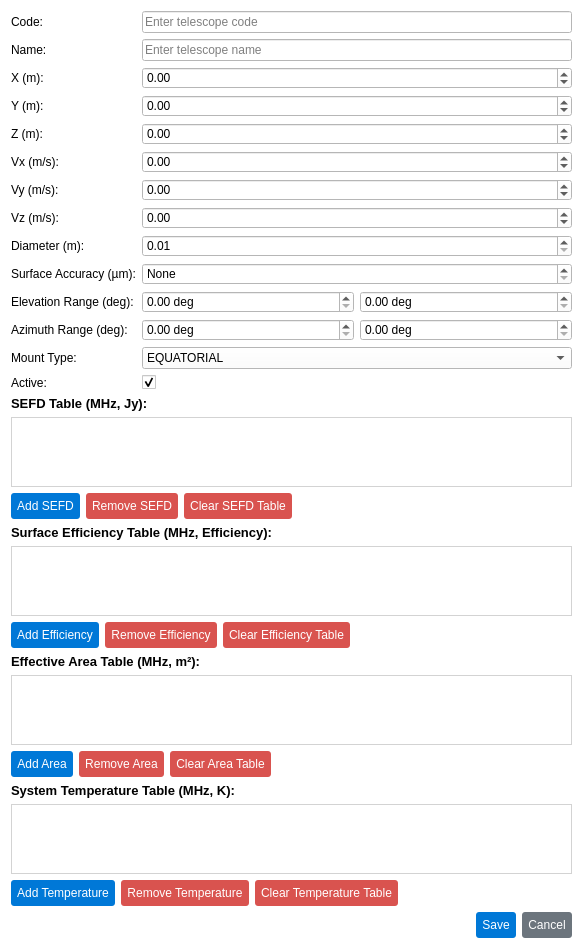
Above: pastrocore/gui_pyside/dialog_editor_telescope.ui from Torward1024/pAstroCORE before the change. Below: the same form after it.
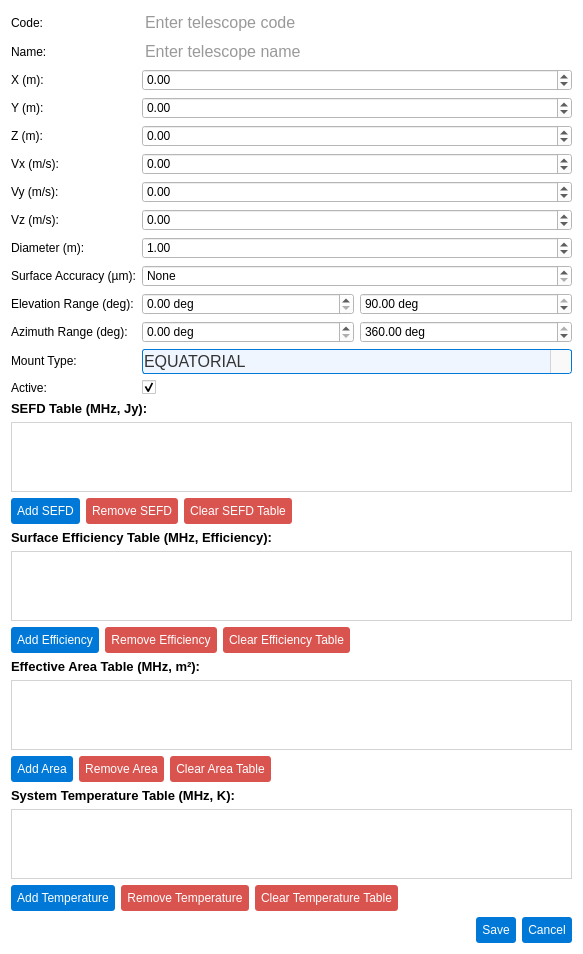
That is the form after the change. Icons and pictures are not drawn.

```diff
--- a/pastrocore/gui_pyside/dialog_editor_telescope.ui
+++ b/pastrocore/gui_pyside/dialog_editor_telescope.ui
@@ -28,6 +28,30 @@
      </item>
      <item row="0" column="1">
       <widget class="QLineEdit" name="codeEdit">
+       <property name="styleSheet">
+        <string notr="true">QLineEdit {
+    font-family: Arial;
+    font-size: 12pt;
+    color: #333333;
+    padding: 1px;
+    border-radius: 3px;
+}
+QLineEdit[readOnly=&quot;true&quot;] {
+    border: 1px solid #d3d3d3;
+    background-color: #f9f9f9;
+}
+QLineEdit[readOnly=&quot;false&quot;] {
+    border: 1px solid #0078d7;
+    background-color: #f0f6ff;
+}
+QLineEdit[readOnly=&quot;false&quot;]:hover {
+    border: 1px solid #1a8cff;
+}
+QLineEdit[readOnly=&quot;false&quot;]:focus {
+    border: 1px solid #005bb5;
+    background-color: #ffffff;
+}</string>
+       </property>
        <property name="placeholderText">
         <string>Enter telescope code</string>
        </property>
@@ -42,6 +66,30 @@
      </item>
      <item row="1" column="1">
       <widget class="QLineEdit" name="nameEdit">
+       <property name="styleSheet">
+        <string notr="true">QLineEdit {
+    font-family: Arial;
+    font-size: 12pt;
+    color: #333333;
+    padding: 1px;
+    border-radius: 3px;
+}
+QLineEdit[readOnly=&quot;true&quot;] {
+    border: 1px solid #d3d3d3;
+    background-color: #f9f9f9;
+}
+QLineEdit[readOnly=&quot;false&quot;] {
+    border: 1px solid #0078d7;
+    background-color: #f0f6ff;
+}
+QLineEdit[readOnly=&quot;false&quot;]:hover {
+    border: 1px solid #1a8cff;
+}
+QLineEdit[readOnly=&quot;false&quot;]:focus {
+    border: 1px solid #005bb5;
+    background-color: #ffffff;
+}</string>
+       </property>
        <property name="placeholderText">
         <string>Enter telescope name</string>
        </property>
@@ -185,6 +233,9 @@
        <property name="maximum">
         <double>1000.000000000000000</double>
        </property>
+       <property name="value">
+        <double>1.000000000000000</double>
+       </property>
       </widget>
      </item>
      <item row="9" column="0">
@@ -249,6 +300,9 @@
          <property name="maximum">
           <double>90.000000000000000</double>
          </property>
+         <property name="value">
+          <double>90.000000000000000</double>
+         </property>
         </widget>
        </item>
       </layout>
@@ -292,6 +346,9 @@
          <property name="maximum">
           <double>360.000000000000000</double>
          </property>
+         <property name="value">
+          <double>360.000000000000000</double>
+         </property>
         </widget>
        </item>
       </layout>
@@ -305,6 +362,89 @@
      </item>
      <item row="12" column="1">
       <widget class="QComboBox" name="mountTypeCombo">
+       <property name="styleSheet">
+        <string notr="true">QComboBox {
+    font-family: Arial;
+    font-size: 12pt;
+    color: #333333;
+    padding: 1px;
+    border-radius: 3px;
+    background-color: #f9f9f9; /* Базовый фон, как у readOnly QLineEdit */
+    border: 1px solid #d3d3d3; /* Базовая граница, как у readOnly QLineEdit */
+}
+
+QComboBox:editable {
+    background-color: #f0f6ff; /* Фон для редактируемого состояния, как у readOnly=&quot;false&quot; */
+    border: 1px solid #0078d7; /* Граница для редактируемого состояния */
+}
+
+QComboBox:editable:hover {
+    border: 1px solid #1a8cff; /* Граница при наведении, как у readOnly=&quot;false&quot;:hover */
+}
+
+QComboBox:editable:focus {
+    border: 1px solid #005bb5; /* Граница при фокусе, как у readOnly=&quot;false&quot;:focus */
+    background-color: #ffffff; /* Фон при фокусе, как у readOnly=&quot;false&quot;:focus */
+}
+
+QComboBox:!editable {
+    background-color: #f0f6ff; /* Фон для редактируемого состояния, как у readOnly=&quot;false&quot; */
+    border: 1px solid #0078d7; /* Граница для редактируемого состояния */
+}
+
+QComboBox:!editable:hover {
+    border: 1px solid #1a8cff; /* Граница при наведении, как у readOnly=&quot;false&quot;:hover */
+}
+
+QComboBox:!editable:focus {
+    border: 1px solid #005bb5; /* Граница при фокусе, как у readOnly=&quot;false&quot;:focus */
+    background-color: #ffffff; /* Фон при фокусе, как у readOnly=&quot;false&quot;:focus */
+}
+
+/* Стилизация кнопки со стрелкой */
+QComboBox::drop-down {
+    subcontrol-origin: padding;
+    subcontrol-position: right;
+    width: 20px;
+    border-left: 1px solid #d3d3d3; /* Добавлена граница для визуального разделения */
+    border-top-right-radius: 3px;
+    border-bottom-right-radius: 3px;
+    background-color: #f9f9f9; /* Фон кнопки, совпадающий с основным */
+}
+
+QComboBox::drop-down:hover {
+    background-color: #0078d7; /* Лёгкое выделение при наведении */
+}
+
+QComboBox::down-arrow {
+    width: 12px;
+    height: 12px;
+    /* Стандартная стрелка Qt, если нет иконки */
+    /* Если есть иконка, раскомментируйте: */
+    /* image: url(:/icons/down_arrow.png); */
+}
+
+/* Стилизация выпадающего списка */
+QComboBox QAbstractItemView {
+    font-family: Arial;
+    font-size: 12pt;
+    color: #333333;
+    background-color: #ffffff;
+    border: 1px solid #d3d3d3;
+    selection-background-color: #0078d7;
+    selection-color: #ffffff;
+    padding: 1px;
+}
+
+QComboBox QAbstractItemView::item {
+    padding: 4px;
+    min-height: 20px;
+}
+
+QComboBox QAbstractItemView::item:hover {
+    background-color: #0078d7;
+}</string>
+       </property>
        <item>
         <property name="text">
          <string>EQUATORIAL</string>
@@ -676,7 +816,21 @@
      <item>
       <widget class="QPushButton" name="saveButton">
        <property name="styleSheet">
-        <string>background-color: #0078d7; color: #ffffff; padding: 6px; border-radius: 3px;</string>
+        <string notr="true">QPushButton {
+    background-color: #0078d7;
+    color: #ffffff;
+    padding: 6px;
+    border-radius: 3px;
+    border: none;
+}
+QPushButton:hover {
+    background-color: #1a8cff; /* Светлее при наведении */
+}
+QPushButton:pressed {
+    background-color: #005bb5; /* Темнее при нажатии */
+    padding-top: 7px; /* Легкое смещение вниз для эффекта &quot;продавливания&quot; */
+    padding-bottom: 5px;
+}</string>
        </property>
        <property name="text">
         <string>Save</string>
@@ -686,7 +840,21 @@
      <item>
       <widget class="QPushButton" name="cancelButton">
        <property name="styleSheet">
-        <string>background-color: #6c757d; color: #ffffff; padding: 6px; border-radius: 3px;</string>
+        <string notr="true">QPushButton {
+    background-color: #0078d7;
+    color: #ffffff;
+    padding: 6px;
+    border-radius: 3px;
+    border: none;
+}
+QPushButton:hover {
+    background-color: #1a8cff; /* Светлее при наведении */
+}
+QPushButton:pressed {
+    background-color: #005bb5; /* Темнее при нажатии */
+    padding-top: 7px; /* Легкое смещение вниз для эффекта &quot;продавливания&quot; */
+    padding-bottom: 5px;
+}</string>
        </property>
        <property name="text">
         <string>Cancel</string>
```
